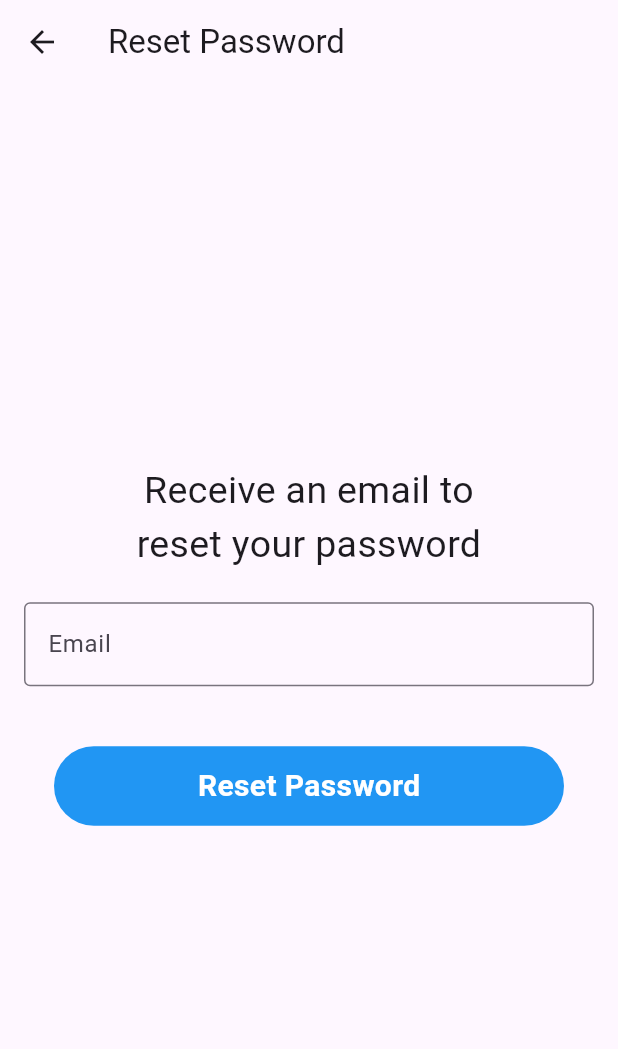
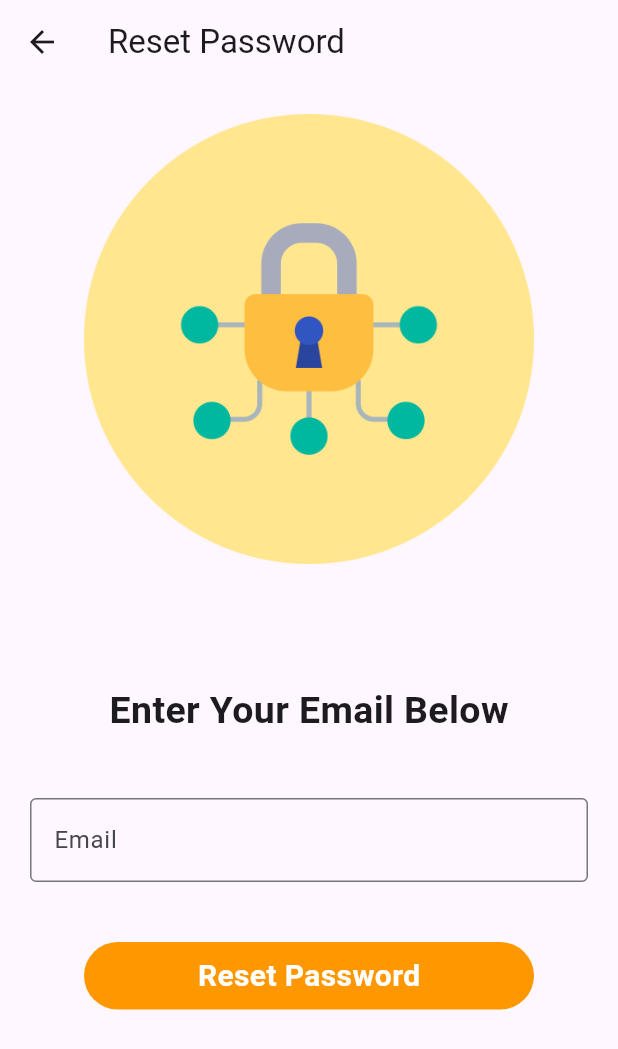
Before and after one commit to TechPyllars2024/AutoCareCarOwners, a Flutter app: the screen it shows after launch, after a tap on "Forgot Password?", on a phone screen of 412 x 824 dp. Shown: the top 1049 px of the screen. Run offline on Flutter 3.47's test engine with Material 3 defaults, Android fonts, the phone set to English and light mode, and no system bars; drawn by our look-alikes of flutter_animate; our stand-ins replace cloud_firestore, firebase_auth, firebase_core, google_sign_in, lottie; accounts and stored records are empty.

Commit message:
updated: fixed the UI

```diff
--- a/lib/Authentication/screens/forgotPassword.dart
+++ b/lib/Authentication/screens/forgotPassword.dart
@@ -1,12 +1,17 @@
+import 'dart:ui';
+
+import 'package:autocare_carowners/Authentication/screens/login.dart';
+import 'package:firebase_auth/firebase_auth.dart';
 import 'package:flutter/material.dart';
 
 import 'package:autocare_carowners/Authentication/Services/authentication.dart';
+import 'package:flutter_animate/flutter_animate.dart';
 import '../Widgets/button.dart';
 
 class ForgotPasswordScreen extends StatefulWidget {
   const ForgotPasswordScreen({
     super.key,
-    this.child
+    this.child,
   });
 
   final Widget? child;
@@ -32,7 +37,9 @@ class _ForgotPasswordState extends State<ForgotPasswordScreen> {
         isLoading = true;
       });
 
-      String res = await AuthenticationMethod().resetPassword(email: emailController.text);
+      String res = await AuthenticationMethod().resetPassword(
+        email: emailController.text,
+      );
 
       setState(() {
         isLoading = false;
@@ -52,30 +59,68 @@ class _ForgotPasswordState extends State<ForgotPasswordScreen> {
   }
 
   @override
-  Widget build(BuildContext context) => Scaffold(
+  Widget build(BuildContext context) {
+    return Scaffold(
       appBar: AppBar(
         backgroundColor: Colors.transparent,
         elevation: 0,
         title: const Text("Reset Password"),
+        leading: IconButton(
+          icon: const Icon(Icons.arrow_back),
+          onPressed: () {
+            Navigator.of(context).pushReplacement(
+              MaterialPageRoute(builder: (context) => const LoginScreen()),
+            );
+          },
         ),
-    body: Padding(
-        padding: const EdgeInsets.all(16),
+      ),
+      body: SingleChildScrollView(
+        padding: const EdgeInsets.all(20),
         child: Form(
           key: formKey,
           child: Column(
             mainAxisAlignment: MainAxisAlignment.center,
             children: [
-              const Text('Receive an email to \nreset your password',
-              textAlign: TextAlign.center,
-            style: TextStyle(fontSize: 25),
-              ), const SizedBox(height: 20),
+              Image.asset(
+                'lib/Authentication/assets/images/forgotpassword.png',
+                width: 300,
+                height: 300,
+              ).animate().fadeIn(duration: const Duration(seconds: 1)),
+
+              const SizedBox(height: 80),
+
+              const Row(
+                mainAxisAlignment: MainAxisAlignment.center,
+                children: [
+                  Text(
+                    'Enter Your Email Below',
+                    textAlign: TextAlign.end,
+                    style: TextStyle(fontSize: 25, fontWeight: FontWeight.bold),
+                  ),
+                ],
+              ),
+
+              const SizedBox(height: 40),
               TextFormField(
                 controller: emailController,
                 cursorColor: Colors.black,
                 textInputAction: TextInputAction.done,
-                decoration: const InputDecoration(labelText: 'Email', border: OutlineInputBorder(),),
-                keyboardType: TextInputType.emailAddress
-              ),const SizedBox(height: 20),
+                decoration: const InputDecoration(
+                  labelText: 'Email',
+                  border: OutlineInputBorder(),
+                ),
+                keyboardType: TextInputType.emailAddress,
+                validator: (value) {
+                  if (value == null || value.isEmpty) {
+                    return "Please enter your email";
+                  }
+                  if (!RegExp(r'^[^@]+@[^@]+\.[^@]+').hasMatch(value)) {
+                    return "Please enter a valid email address";
+                  }
+                  return null;
+                },
+              ),
+              const SizedBox(height: 20),
               isLoading
                   ? const CircularProgressIndicator()
                   : MyButtons(
@@ -88,3 +133,4 @@ class _ForgotPasswordState extends State<ForgotPasswordScreen> {
       ),
     );
   }
+}
--- a/lib/Authentication/screens/login.dart
+++ b/lib/Authentication/screens/login.dart
@@ -1,4 +1,9 @@
+import 'package:autocare_carowners/Authentication/widgets/carImage.dart';
+import 'package:autocare_carowners/Authentication/widgets/googleButton.dart';
+import 'package:autocare_carowners/Authentication/widgets/or.dart';
+import 'package:autocare_carowners/Authentication/widgets/texfieldPassword.dart';
 import 'package:firebase_auth/firebase_auth.dart';
+import 'package:flutter/gestures.dart';
 import 'package:flutter/material.dart';
 
 import 'package:autocare_carowners/Authentication/screens/forgotPassword.dart';
@@ -6,6 +11,7 @@ import 'package:autocare_carowners/Authentication/screens/homeScreen.dart';
 import 'package:autocare_carowners/Authentication/screens/signup.dart';
 import 'package:autocare_carowners/Authentication/Services/authentication.dart';
 import 'package:autocare_carowners/Authentication/Widgets/snackBar.dart';
+import 'package:flutter_animate/flutter_animate.dart';
 import '../Widgets/button.dart';
 import '../Widgets/text_field.dart';
 
@@ -100,64 +106,74 @@ class _LoginScreenState extends State<LoginScreen> {
 Widget build(BuildContext context) {
   Size size = MediaQuery.of(context).size;
   return Scaffold(
-      backgroundColor: Colors.white,
-      body: SafeArea(
-        child: Center(
+    backgroundColor: Colors.black,
+    resizeToAvoidBottomInset: false,
+    body: SingleChildScrollView(
       child: SizedBox(
-            width: size.width * 0.9,
         child: Column(
           crossAxisAlignment: CrossAxisAlignment.center,
+          children: <Widget>[
+            Container(
+              margin: const EdgeInsets.only(top: 40),
+              child: RichText(
+                text: const TextSpan(
                   children: [
-                // Add logo or image here
-                if (isLoading)
-                  const Center(child: CircularProgressIndicator()),
-                TextFieldInput(
-                  icon: Icons.email,
-                  textEditingController: emailController,
-                  hintText: 'Enter your email',
-                  textInputType: TextInputType.emailAddress,
-                ),
-                TextFieldInput(
-                  icon: Icons.lock,
-                  textEditingController: passwordController,
-                  hintText: 'Enter your password',
-                  textInputType: TextInputType.text,
-                  isPass: true,
-                ),
-                MyButtons(onTap: loginUser, text: "Log In"),
-                SizedBox(height: size.height * 0.03),
-                const Row(
-                  children: <Widget>[
-                    Expanded(
-                      child: Divider(
-                        color: Colors.black,
-                        thickness: 1,
+                    TextSpan(
+                      text: "Auto",
+                      style: TextStyle(
+                        fontWeight: FontWeight.normal,
+                        fontSize: 50,
+                        color: Colors.white,
                       ),
                     ),
-                    Padding(
-                      padding: EdgeInsets.symmetric(horizontal: 10),
-                      child: Text(
-                        'OR',
-                        style: TextStyle(color: Colors.black),
-                      ),
-                    ),
-                    Expanded(
-                      child: Divider(
-                        color: Colors.black,
-                        thickness: 1,
+                    TextSpan(
+                      text: "Care",
+                      style: TextStyle(
+                        fontWeight: FontWeight.bold,
+                        fontSize: 50,
+                        color: Colors.orange, // Different color
                       ),
                     ),
                   ],
                 ),
-                MyButtons(onTap: logInWithGoogle, text: "Log In with Google"),
-                const SizedBox(height: 24),
+              ).animate().fadeIn(duration: const Duration(seconds: 3)),
+            ),
+
+            // Sign Up Image
+            const CarImageWidget(imagePath: 'lib/Authentication/assets/images/car.png').animate()
+                                                                                            .fadeIn(duration: const Duration(seconds: 1)),
+            // Sign Up Form
+            Container(
+              padding: const EdgeInsets.all(16),
+              decoration: BoxDecoration(
+              color: Colors.white,
+              borderRadius: BorderRadius.circular(10),
+              ),
+              child: Column(
+                children: <Widget>[
+                  TextFieldInput(
+                      icon: Icons.email,
+                      textEditingController: emailController,
+                      hintText: 'Enter your Email',
+                      textInputType: TextInputType.text),
+                  TextFieldPassword(
+                      icon: Icons.lock,
+                      textEditingController: passwordController,
+                      hintText: 'Enter your Password',
+                      textInputType: TextInputType.text,
+                      isPass: true,
+                  ),
+
+                  // Forgot Password
+                  Row(
+                    mainAxisAlignment: MainAxisAlignment.end,
+                    children: [
                       GestureDetector(
                         child: const Text(
                           'Forgot Password?',
                           style: TextStyle(
-                      decoration: TextDecoration.underline,
-                      color: Colors.blue,
-                      fontSize: 20,
+                            color: Colors.black,
+                            fontSize: 15,
                           ),
                         ),
                         onTap: () => Navigator.of(context).push(
@@ -166,41 +182,61 @@ class _LoginScreenState extends State<LoginScreen> {
                           ),
                         ),
                       ),
-                Row(
-                  children: [
-                    Expanded(
-                      child: Container(height: 1, color: Colors.black26),
+                    ],
                   ),
-                    const Text("  or  "),
-                    Expanded(
-                      child: Container(height: 1, color: Colors.black26),
+
+                  // Sign Up Button
+                  MyButtons(onTap: loginUser, text: "Log In"),
+
+                  // Sign Up OR
+                  SizedBox(height: size.height * 0.02),
+                  const Or(),
+
+                  // Sign Up with Google
+                  SizedBox(height: size.height * 0.03),
+                  GoogleButton(
+                    onTap: logInWithGoogle,
+                    hintText: 'Log In with Google',
+                  ),
+
+                  // Already have an account? Log In
+                  const SizedBox(height: 80),
+                  TextButton(
+                    onPressed: () {
+                      // Handle navigation to login screen
+                    },
+                    child: RichText(
+                      text: TextSpan(
+                        text: "Don't have an account? ",
+                        style: const TextStyle(color: Colors.black),
+                        children: <TextSpan>[
+                          TextSpan(
+                            text: 'Sign Up',
+                            style: const TextStyle(
+                              color: Colors.orange,
+                              fontWeight: FontWeight.bold,
+                            ),
+                            recognizer: TapGestureRecognizer()
+                              ..onTap = () {
+                                // Navigate to LoginScreen
+                                Navigator.push(
+                                  context,
+                                  MaterialPageRoute(builder: (context) => const SignupScreen()),
+                                );
+                              },
                             ),
                           ],
                         ),
-                Padding(
-                  padding: const EdgeInsets.only(top: 10, left: 100),
-                  child: Row(
-                    mainAxisAlignment: MainAxisAlignment.center,
-                    children: [
-                      const Text("Don't have an account? "),
-                      GestureDetector(
-                        onTap: () {
-                          Navigator.of(context).push(
-                            MaterialPageRoute(
-                              builder: (context) => const SignupScreen(),
-                            ),
-                          );
-                        },
-                        child: const Text(
-                          "SignUp",
-                          style: TextStyle(fontWeight: FontWeight.bold),
                       ),
                     ),
                   ],
                 ),
-                ),
+              ).animate()
+               .slide(duration: const Duration(milliseconds: 500),
+                      curve: Curves.easeInOut,
+                      begin: const Offset(0, 1),
+                      end: const Offset(0, 0))
             ],
-            ),
           ),
         ),
       ),
--- a/lib/Authentication/widgets/button.dart
+++ b/lib/Authentication/widgets/button.dart
@@ -3,35 +3,30 @@ import 'package:flutter/material.dart';
 class MyButtons extends StatelessWidget {
   final VoidCallback onTap;
   final String text;
-  final Color color;
-  final double padding;
 
   const MyButtons({
     super.key,
     required this.onTap,
     required this.text,
-    this.color = Colors.blue,
-    this.padding = 20.0,
   });
 
   @override
   Widget build(BuildContext context) {
     return InkWell(
       onTap: onTap,
-      splashColor: Colors.black26,
       child: Padding(
-        padding: EdgeInsets.all(padding),
+        padding: const EdgeInsets.all(20),
         child: Container(
           alignment: Alignment.center,
-          padding: const EdgeInsets.symmetric(vertical: 12),
-          decoration: ShapeDecoration(
-            shape: const RoundedRectangleBorder(
-              borderRadius: BorderRadius.all(
-                Radius.circular(30),
+          padding: const EdgeInsets.symmetric(vertical: 8),
+          width: 300,
+          decoration: const ShapeDecoration(
+              shape: RoundedRectangleBorder(
+                borderRadius: BorderRadius.all(
+                  Radius.circular(30),
+                ),
               ),
-            ),
-            color: color,
-          ),
+              color: Colors.orange),
           child: Text(
             text,
             style: const TextStyle(
--- a/lib/Authentication/widgets/carImage.dart
+++ b/lib/Authentication/widgets/carImage.dart
@@ -4,9 +4,9 @@ class CarImageWidget extends StatelessWidget {
   final String imagePath;
 
   const CarImageWidget({
-    Key? key,
+    super.key,
     required this.imagePath,
-  }) : super(key: key);
+  });
 
 @override
 Widget build(BuildContext context) {
--- a/lib/Authentication/widgets/googleButton.dart
+++ b/lib/Authentication/widgets/googleButton.dart
@@ -0,0 +1,49 @@
+import 'package:flutter/material.dart';
+
+class GoogleButton extends StatelessWidget {
+  final VoidCallback onTap;
+  final String hintText;
+
+  const GoogleButton({
+    super.key,
+    required this.onTap,
+    required this.hintText,
+  });
+
+  @override
+  Widget build(BuildContext context) {
+    return GestureDetector(
+      onTap: onTap,
+      child: Container(
+        decoration: BoxDecoration(
+          color: Colors.white,
+          boxShadow: [
+            BoxShadow(
+              color: Colors.black.withOpacity(0.2),
+              spreadRadius: 2,
+              blurRadius: 5,
+              offset: const Offset(0, 3),
+            ),
+          ],
+          borderRadius: BorderRadius.circular(8),
+        ),
+        padding: const EdgeInsets.symmetric(vertical: 12, horizontal: 16),
+        child: Row(
+          mainAxisSize: MainAxisSize.min,
+          children: [
+            SizedBox(
+              width: 24,
+              height: 24,
+              child: Image.asset('lib/Authentication/assets/images/icons/google.png'),
+            ),
+            const SizedBox(width: 8),
+            Text(
+              hintText,
+              style: const TextStyle(color: Colors.black, fontSize: 16),
+            ),
+          ],
+        ),
+      ),
+    );
+  }
+}
--- a/lib/Authentication/widgets/texfieldPassword.dart
+++ b/lib/Authentication/widgets/texfieldPassword.dart
@@ -28,13 +28,13 @@ class _TextFieldPasswordState extends State<TextFieldPassword> {
     return Padding(
       padding: const EdgeInsets.symmetric(vertical: 10.0, horizontal: 20.0),
       child: TextField(
-        style: const TextStyle(fontSize: 20),
+        style: const TextStyle(fontSize: 15),
         controller: widget.textEditingController,
         obscureText: widget.isPass && !_isPasswordVisible, // Toggle password visibility
         keyboardType: widget.textInputType,
         decoration: InputDecoration(
           labelText: widget.hintText,
-          prefixIcon: widget.icon != null ? Icon(widget.icon, color: Colors.black, size: 18) : null,
+          prefixIcon: widget.icon != null ? Icon(widget.icon, color: Colors.black, size: 24) : null,
           labelStyle: const TextStyle(color: Color.fromARGB(255, 77, 76, 76)),
           suffixIcon: widget.isPass
               ? IconButton(
--- a/lib/Authentication/widgets/text_field.dart
+++ b/lib/Authentication/widgets/text_field.dart
@@ -23,12 +23,12 @@ class TextFieldInput extends StatelessWidget {
     return Padding(
       padding: const EdgeInsets.symmetric(vertical: 10.0, horizontal: 20.0),
       child: TextField(
-        style: const TextStyle(fontSize: 20),
+        style: const TextStyle(fontSize: 15),
         controller: textEditingController,
         decoration: InputDecoration(
           labelText: hintText,
           prefixIcon: icon != null
-              ? Icon(icon, color: Colors.black45, size: 24)
+              ? Icon(icon, color: Colors.black, size: 24)
               : null,
           labelStyle: const TextStyle(color: Color.fromARGB(255, 77, 76, 76)),
           border: const OutlineInputBorder(
--- a/lib/main.dart
+++ b/lib/main.dart
@@ -1,4 +1,5 @@
 import 'package:autocare_carowners/Authentication/screens/verifyEmail.dart';
+import 'package:cloud_firestore/cloud_firestore.dart';
 import 'package:firebase_auth/firebase_auth.dart';
 import 'package:firebase_core/firebase_core.dart';
 import 'package:flutter/material.dart';
@@ -33,7 +34,7 @@ class MyApp extends StatelessWidget {
       primarySwatch: Colors.green,
       visualDensity: VisualDensity.adaptivePlatformDensity,
     ),
-    home: const MainPage(),
+    home: const LoginScreen(),
   );
 }
 
```
Also changed, not shown: lib/Authentication/screens/homeScreen.dart (+16 -5 lines), lib/Authentication/screens/signup.dart (+58 -41 lines), lib/Authentication/screens/verifyEmail.dart (+19 -6 lines), lib/Authentication/services/authentication.dart (+11 -2 lines), pubspec.yaml (+3 -4 lines), lib/Authentication/assets/images/Animation - 1724694642875.json (renamed from assets/images/Animation - 1724694642875.json), lib/Authentication/assets/images/forgotpassword.png (added), lib/Authentication/assets/images/icons/google.png (renamed from assets/images/icons/google.png), lib/Authentication/assets/images/logincar.png (renamed from assets/images/logincar.png), lib/Authentication/assets/images/verifyemail.png (added), lib/Authentication/assets/images/welcomecar.png (renamed from assets/images/welcomecar.png), pubspec.lock. Lines whose indentation alone changed are shown as unchanged.
